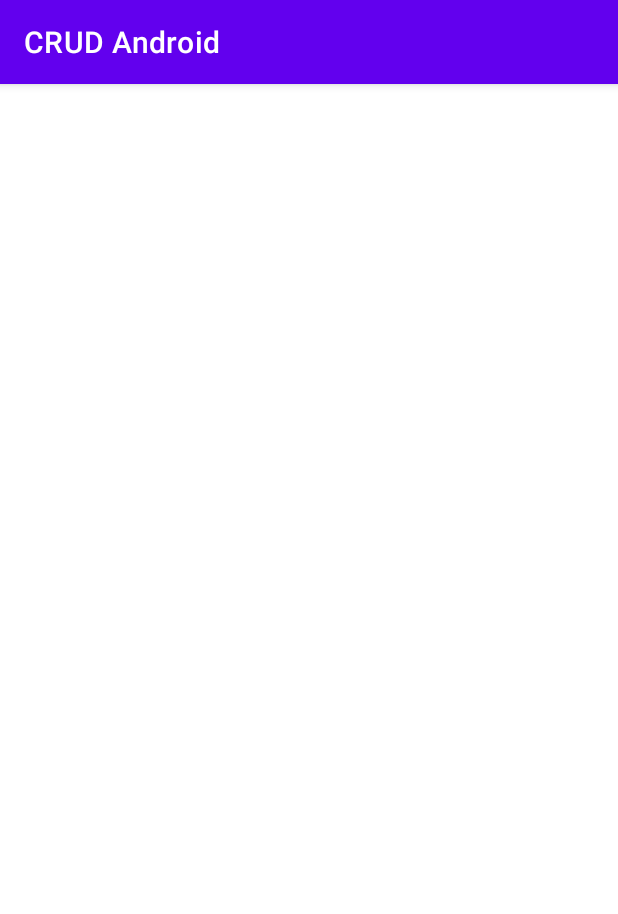
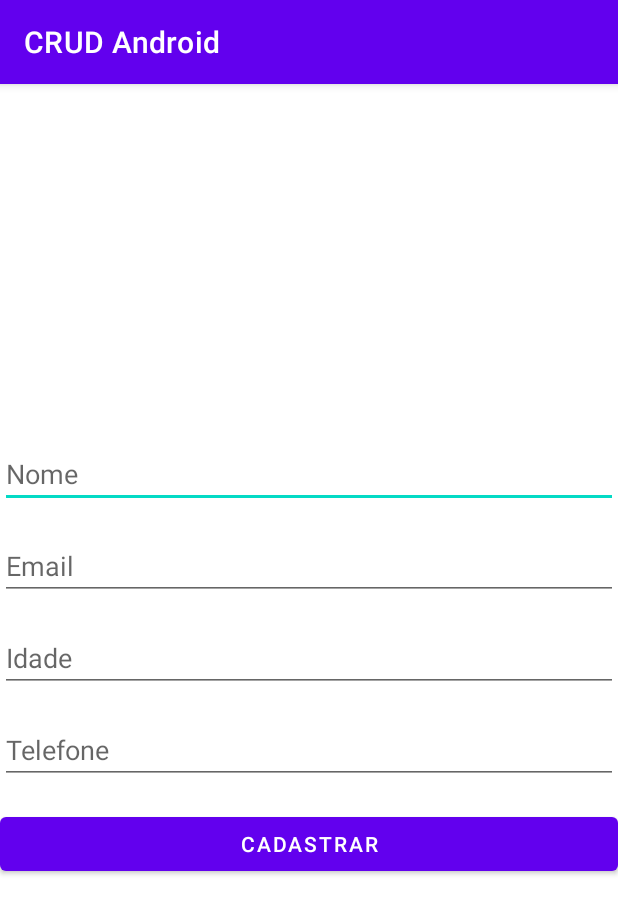
Before and after one commit to Denjiwe/CRUD_Android, an Android app: the AddActivity screen opened directly, with no data from a screen before it, on a phone screen of 412 x 824 dp. Shown: the top 914 px of the screen. Run offline under Robolectric (Android 15) with nearby library versions, the phone set to English and light mode, and no system bars.

Commit message:
ADD addActivity

```diff
--- a/app/src/main/java/com/example/crudandroid/AddActivity.kt
+++ b/app/src/main/java/com/example/crudandroid/AddActivity.kt
@@ -2,10 +2,32 @@ package com.example.crudandroid
 
 import androidx.appcompat.app.AppCompatActivity
 import android.os.Bundle
+import android.widget.EditText
+import androidx.lifecycle.lifecycleScope
+import com.example.crudandroid.databinding.ActivityAddBinding
+import kotlinx.coroutines.launch
 
 class AddActivity : AppCompatActivity() {
+    private lateinit var binding: ActivityAddBinding
+
     override fun onCreate(savedInstanceState: Bundle?) {
         super.onCreate(savedInstanceState)
-        setContentView(R.layout.activity_add)
+        binding = ActivityAddBinding.inflate(layoutInflater)
+        setContentView(binding.root)
+
+        binding.btnAddPessoa.setOnClickListener { addPessoa() }
+    }
+
+    private fun addPessoa() {
+        val nome = binding.edNome.text.toString()
+        val email = binding.edEmail.text.toString()
+        val idade = binding.edIdade.text.toString().toInt()
+        val telefone = binding.edTelefone.text.toString().toInt()
+
+        lifecycleScope.launch {
+            val pessoa = Pessoa(nome= nome, email = email, idade = idade, telefone = telefone)
+            AppDB(this@AddActivity).getPessoaDao().insertPessoa(pessoa)
+            finish()
+        }
     }
 }
--- a/app/src/main/java/com/example/crudandroid/MainActivity.kt
+++ b/app/src/main/java/com/example/crudandroid/MainActivity.kt
@@ -1,5 +1,6 @@
 package com.example.crudandroid
 
+import android.content.Intent
 import androidx.appcompat.app.AppCompatActivity
 import android.os.Bundle
 import com.example.crudandroid.databinding.ActivityMainBinding
@@ -13,7 +14,8 @@ class MainActivity : AppCompatActivity() {
         setContentView(binding.root)
 
         binding.btnAdd.setOnClickListener {
-
+            val intent = Intent(this, AddActivity::class.java)
+            startActivity(intent)
         }
     }
 }
--- a/app/src/main/res/layout/activity_add.xml
+++ b/app/src/main/res/layout/activity_add.xml
@@ -1,9 +1,54 @@
 <?xml version="1.0" encoding="utf-8"?>
-<androidx.constraintlayout.widget.ConstraintLayout xmlns:android="http://schemas.android.com/apk/res/android"
+<androidx.appcompat.widget.LinearLayoutCompat xmlns:android="http://schemas.android.com/apk/res/android"
     xmlns:app="http://schemas.android.com/apk/res-auto"
     xmlns:tools="http://schemas.android.com/tools"
     android:layout_width="match_parent"
     android:layout_height="match_parent"
+    android:layout_margin="32dp"
+    android:layout_gravity="center"
+    android:gravity="center"
+    android:orientation="vertical"
     tools:context=".AddActivity">
 
-</androidx.constraintlayout.widget.ConstraintLayout>
+    <EditText
+        android:id="@+id/ed_nome"
+        android:layout_width="match_parent"
+        android:layout_height="wrap_content"
+        android:hint="Nome"
+        android:layout_marginBottom="16dp"
+        />
+
+    <EditText
+        android:id="@+id/ed_email"
+        android:layout_width="match_parent"
+        android:layout_height="wrap_content"
+        android:layout_marginBottom="16dp"
+        android:hint="Email"
+        />
+
+    <EditText
+        android:id="@+id/ed_idade"
+        android:inputType="number"
+        android:layout_width="match_parent"
+        android:layout_height="wrap_content"
+        android:layout_marginBottom="16dp"
+        android:hint="Idade"
+        />
+
+    <EditText
+        android:id="@+id/ed_telefone"
+        android:inputType="phone"
+        android:layout_width="match_parent"
+        android:layout_height="wrap_content"
+        android:layout_marginBottom="16dp"
+        android:hint="Telefone"
+        />
+
+    <Button
+        android:id="@+id/btn_add_pessoa"
+        android:layout_width="match_parent"
+        android:layout_height="wrap_content"
+        android:text="Cadastrar"
+        />
+
+</androidx.appcompat.widget.LinearLayoutCompat>
--- a/app/src/main/res/layout/activity_main.xml
+++ b/app/src/main/res/layout/activity_main.xml
@@ -10,7 +10,7 @@
         android:id="@+id/btn_add"
         android:layout_width="match_parent"
         android:layout_height="wrap_content"
-        android:text="Cadastrar"
+        android:text="Cadastro"
         android:layout_margin="16dp"
         android:layout_alignParentBottom="true"
         />
```
